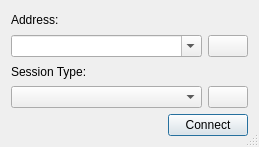
The window that source/client/ui/client_dialog.ui (dchapyshev/aspia) describes before a commit, drawn with Qt 5.
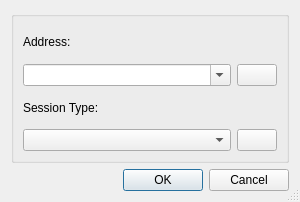
The same window after the commit. Icons and pictures are not drawn.

Diff of the .ui file:
```diff
--- a/source/client/ui/client_dialog.ui
+++ b/source/client/ui/client_dialog.ui
@@ -6,8 +6,8 @@
    <rect>
     <x>0</x>
     <y>0</y>
-    <width>259</width>
-    <height>147</height>
+    <width>300</width>
+    <height>202</height>
    </rect>
   </property>
   <property name="sizePolicy">
@@ -22,26 +22,28 @@
   <property name="sizeGripEnabled">
    <bool>true</bool>
   </property>
-  <layout class="QVBoxLayout" name="verticalLayout_2">
-   <item>
     <layout class="QVBoxLayout" name="verticalLayout">
      <item>
+    <widget class="QGroupBox" name="groupBox">
+     <property name="title">
+      <string/>
+     </property>
+     <layout class="QGridLayout" name="gridLayout">
+      <item row="0" column="0">
       <widget class="QLabel" name="label_address">
        <property name="text">
         <string>Address:</string>
        </property>
       </widget>
      </item>
-     <item>
-      <layout class="QHBoxLayout" name="horizontalLayout_3">
-       <item>
+      <item row="1" column="0">
         <widget class="QComboBox" name="combo_address">
          <property name="editable">
           <bool>true</bool>
          </property>
         </widget>
        </item>
-       <item>
+      <item row="1" column="1">
         <widget class="QPushButton" name="button_clear">
          <property name="sizePolicy">
           <sizepolicy hsizetype="Fixed" vsizetype="Fixed">
@@ -61,21 +63,17 @@
          </property>
         </widget>
        </item>
-      </layout>
-     </item>
-     <item>
+      <item row="2" column="0">
       <widget class="QLabel" name="label_session_type">
        <property name="text">
         <string>Session Type:</string>
        </property>
       </widget>
      </item>
-     <item>
-      <layout class="QHBoxLayout" name="horizontalLayout">
-       <item>
+      <item row="3" column="0">
         <widget class="QComboBox" name="combo_session_type"/>
        </item>
-       <item>
+      <item row="3" column="1">
         <widget class="QPushButton" name="button_session_config">
          <property name="sizePolicy">
           <sizepolicy hsizetype="Fixed" vsizetype="Fixed">
@@ -96,38 +94,14 @@
         </widget>
        </item>
       </layout>
-     </item>
-    </layout>
-   </item>
+    </widget>
+   </item>
    <item>
-    <layout class="QHBoxLayout" name="horizontalLayout_2">
-     <item>
-      <spacer name="horizontalSpacer">
-       <property name="orientation">
-        <enum>Qt::Horizontal</enum>
-       </property>
-       <property name="sizeHint" stdset="0">
-        <size>
-         <width>40</width>
-         <height>20</height>
-        </size>
-       </property>
-      </spacer>
-     </item>
-     <item>
-      <widget class="QPushButton" name="button_connect">
-       <property name="sizePolicy">
-        <sizepolicy hsizetype="Fixed" vsizetype="Fixed">
-         <horstretch>0</horstretch>
-         <verstretch>0</verstretch>
-        </sizepolicy>
-       </property>
-       <property name="text">
-        <string>Connect</string>
-       </property>
-      </widget>
-     </item>
-    </layout>
+    <widget class="QDialogButtonBox" name="button_box">
+     <property name="standardButtons">
+      <set>QDialogButtonBox::Cancel|QDialogButtonBox::Ok</set>
+     </property>
+    </widget>
    </item>
   </layout>
  </widget>
```
Lines whose indentation alone changed are shown as unchanged.
